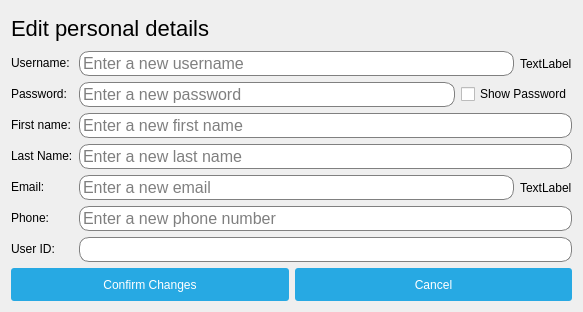
Qt form NewWindowChur/updateuserdetails.ui (jandrealyn/LibraryQtSystem) before a commit.
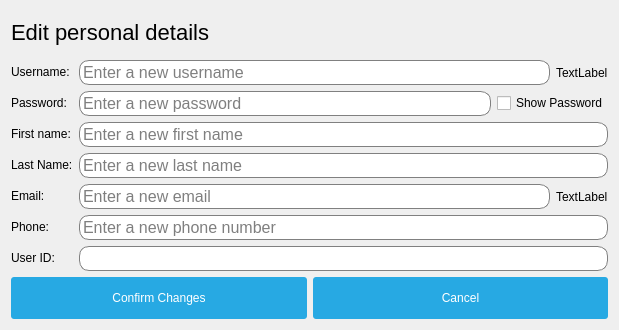
The same form after that commit. Icons and pictures are not drawn.

Commit message: Updated UI on several screens

Patch:
```diff
--- a/NewWindowChur/updateuserdetails.ui
+++ b/NewWindowChur/updateuserdetails.ui
@@ -6,8 +6,8 @@
    <rect>
     <x>0</x>
     <y>0</y>
-    <width>583</width>
-    <height>312</height>
+    <width>619</width>
+    <height>330</height>
    </rect>
   </property>
   <property name="sizePolicy">
```
The commit also changes 5 other files.
